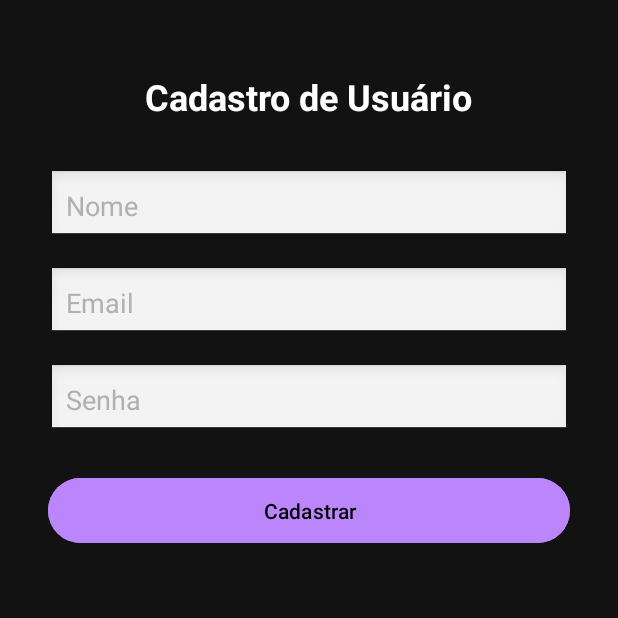
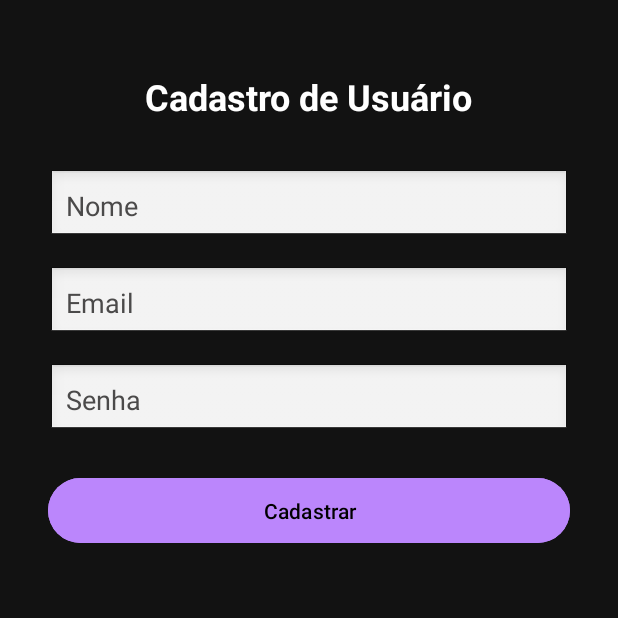
Before and after one commit to iliekrishna/AcordaSocial, an Android app: the telaCadastro screen opened directly, with no data from a screen before it, on a phone screen of 412 x 824 dp, the top half of it. Run offline under Robolectric (Android 15) with nearby library versions, the phone set to English and light mode, and no system bars; our stand-ins replace Firebase (no records; nobody signed in at launch, a user with empty details on screens opened directly).

```diff
--- a/app/src/main/res/layout/activity_tela_cadastro.xml
+++ b/app/src/main/res/layout/activity_tela_cadastro.xml
@@ -26,51 +26,51 @@
         android:id="@+id/etNome"
         android:layout_width="0dp"
         android:layout_height="wrap_content"
+        android:layout_marginStart="32dp"
+        android:layout_marginTop="32dp"
+        android:layout_marginEnd="32dp"
+        android:background="@android:drawable/edit_text"
         android:hint="Nome"
-        android:textColor="#FFFFFF"
-        android:textColorHint="#B0B0B0"
-        android:background="@android:drawable/edit_text"
         android:padding="12dp"
-        app:layout_constraintTop_toBottomOf="@id/tvTitle"
-        android:layout_marginTop="32dp"
+        android:textColor="#000000"
+        android:textColorHint="#4B4A4A"
+        app:layout_constraintEnd_toEndOf="parent"
         app:layout_constraintStart_toStartOf="parent"
-        app:layout_constraintEnd_toEndOf="parent"
-        android:layout_marginStart="32dp"
-        android:layout_marginEnd="32dp"/>
+        app:layout_constraintTop_toBottomOf="@id/tvTitle" />
 
     <EditText
         android:id="@+id/etEmail"
         android:layout_width="0dp"
         android:layout_height="wrap_content"
+        android:layout_marginStart="32dp"
+        android:layout_marginTop="16dp"
+        android:layout_marginEnd="32dp"
+        android:background="@android:drawable/edit_text"
         android:hint="Email"
         android:inputType="textEmailAddress"
-        android:textColor="#FFFFFF"
-        android:textColorHint="#B0B0B0"
-        android:background="@android:drawable/edit_text"
         android:padding="12dp"
-        app:layout_constraintTop_toBottomOf="@id/etNome"
-        android:layout_marginTop="16dp"
+        android:textColor="#000000"
+        android:textColorHint="#4B4A4A"
+        app:layout_constraintEnd_toEndOf="parent"
         app:layout_constraintStart_toStartOf="parent"
-        app:layout_constraintEnd_toEndOf="parent"
-        android:layout_marginStart="32dp"
-        android:layout_marginEnd="32dp"/>
+        app:layout_constraintTop_toBottomOf="@id/etNome" />
 
     <EditText
         android:id="@+id/etSenha"
         android:layout_width="0dp"
         android:layout_height="wrap_content"
+        android:layout_marginStart="32dp"
+        android:layout_marginTop="16dp"
+        android:layout_marginEnd="32dp"
+        android:background="@android:drawable/edit_text"
         android:hint="Senha"
         android:inputType="textPassword"
-        android:textColor="#FFFFFF"
-        android:textColorHint="#B0B0B0"
-        android:background="@android:drawable/edit_text"
         android:padding="12dp"
-        app:layout_constraintTop_toBottomOf="@id/etEmail"
-        android:layout_marginTop="16dp"
+        android:textColor="#000000"
+        android:textColorHint="#4B4A4A"
+        app:layout_constraintEnd_toEndOf="parent"
         app:layout_constraintStart_toStartOf="parent"
-        app:layout_constraintEnd_toEndOf="parent"
-        android:layout_marginStart="32dp"
-        android:layout_marginEnd="32dp"/>
+        app:layout_constraintTop_toBottomOf="@id/etEmail" />
 
     <Button
         android:id="@+id/btnCadastrar"
```
Also changed, not shown: app/src/main/AndroidManifest.xml (+6 -3 lines), app/src/main/java/com/example/acordasocial/historico_servicos.java (added, +26 -0 lines), app/src/main/java/com/example/acordasocial/perfilUsuario.java (+9 -1 lines), app/src/main/res/layout/activity_feed_principal.xml (+15 -9 lines), app/src/main/res/layout/activity_historico_servicos.xml (added, +51 -0 lines), app/src/main/res/layout/activity_perfil_usuario.xml (+6 -5 lines).
